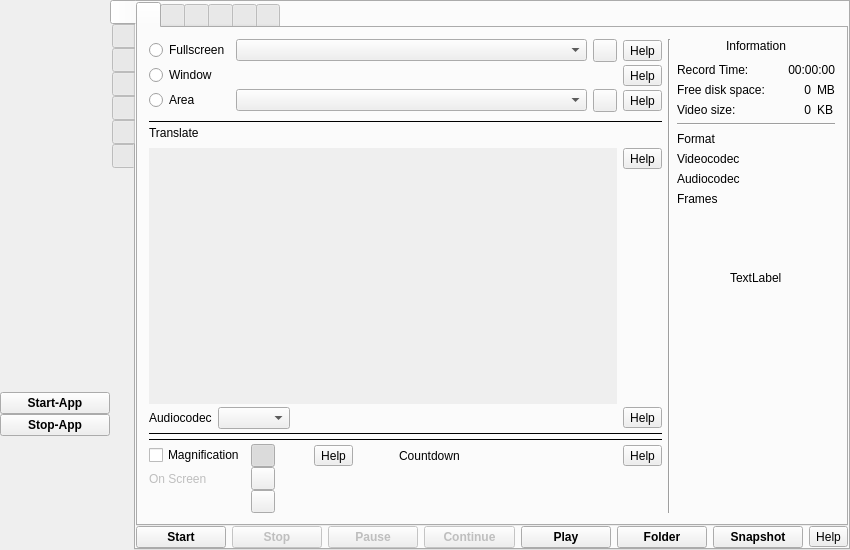
This is src/formMainWindow.ui in vkohaupt/vokoscreenNG as Qt 5 draws it before an edit. The edited form follows.
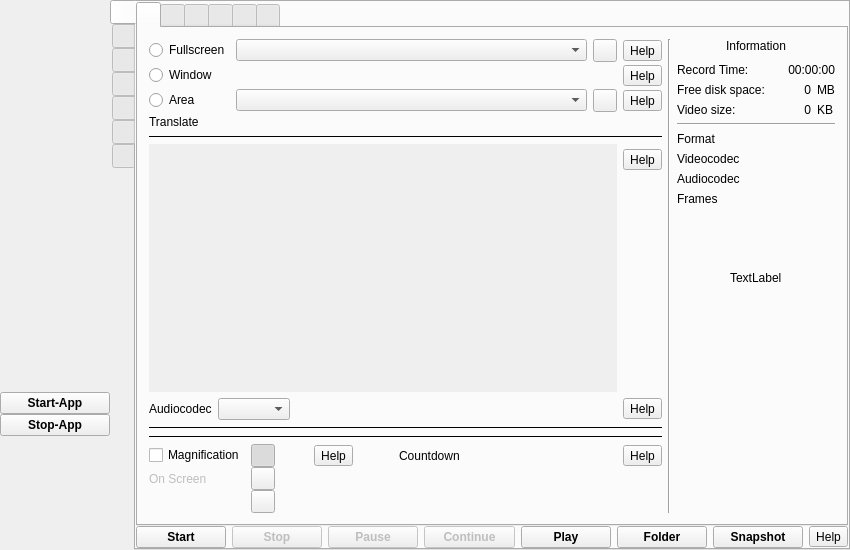
This is the edited form. The open tabs and pages were chosen to show the change. Icons and pictures are not drawn.

What changed in the file:
```diff
--- a/src/formMainWindow.ui
+++ b/src/formMainWindow.ui
@@ -421,7 +421,7 @@
             <item>
              <layout class="QVBoxLayout" name="verticalLayout_7">
               <property name="spacing">
-               <number>3</number>
+               <number>6</number>
               </property>
               <item>
                <layout class="QGridLayout" name="gridLayout_3">
@@ -431,6 +431,19 @@
                 <property name="verticalSpacing">
                  <number>3</number>
                 </property>
+                <item row="3" column="0" colspan="4">
+                 <widget class="QLabel" name="label_translate">
+                  <property name="text">
+                   <string notr="true">Translate</string>
+                  </property>
+                  <property name="wordWrap">
+                   <bool>true</bool>
+                  </property>
+                  <property name="openExternalLinks">
+                   <bool>true</bool>
+                  </property>
+                 </widget>
+                </item>
                 <item row="2" column="2">
                  <widget class="QToolButton" name="toolButtonScreencastAreaReset">
                   <property name="toolTip">
@@ -455,65 +468,6 @@
                   </property>
                  </widget>
                 </item>
-                <item row="2" column="0">
-                 <widget class="QRadioButton" name="radioButtonScreencastArea">
-                  <property name="text">
-                   <string>Area</string>
-                  </property>
-                  <attribute name="buttonGroup">
-                   <string notr="true">buttonGroup</string>
-                  </attribute>
-                 </widget>
-                </item>
-                <item row="6" column="1">
-                 <spacer name="verticalSpacer_13">
-                  <property name="orientation">
-                   <enum>Qt::Vertical</enum>
-                  </property>
-                  <property name="sizeType">
-                   <enum>QSizePolicy::Maximum</enum>
-                  </property>
-                  <property name="sizeHint" stdset="0">
-                   <size>
-                    <width>20</width>
-                    <height>5</height>
-                   </size>
-                  </property>
-                 </spacer>
-                </item>
-                <item row="2" column="3">
-                 <widget class="QToolButton" name="help_screencast_area">
-                  <property name="toolTip">
-                   <string>Help</string>
-                  </property>
-                  <property name="text">
-                   <string notr="true">Help</string>
-                  </property>
-                 </widget>
-                </item>
-                <item row="3" column="1">
-                 <spacer name="verticalSpacer">
-                  <property name="orientation">
-                   <enum>Qt::Vertical</enum>
-                  </property>
-                  <property name="sizeType">
-                   <enum>QSizePolicy::Maximum</enum>
-                  </property>
-                  <property name="sizeHint" stdset="0">
-                   <size>
-                    <width>20</width>
-                    <height>5</height>
-                   </size>
-                  </property>
-                 </spacer>
-                </item>
-                <item row="2" column="1">
-                 <widget class="QComboBox" name="comboBoxScreencastScreenArea">
-                  <property name="sizeAdjustPolicy">
-                   <enum>QComboBox::AdjustToContents</enum>
-                  </property>
-                 </widget>
-                </item>
                 <item row="0" column="0">
                  <widget class="QRadioButton" name="radioButtonScreencastFullscreen">
                   <property name="text">
@@ -524,32 +478,35 @@
                   </attribute>
                  </widget>
                 </item>
-                <item row="8" column="3">
-                 <layout class="QVBoxLayout" name="verticalLayout_15">
-                  <item>
-                   <widget class="QToolButton" name="help_screencast_audio">
-                    <property name="toolTip">
-                     <string>Help</string>
-                    </property>
-                    <property name="text">
-                     <string notr="true">Help</string>
-                    </property>
-                   </widget>
-                  </item>
-                  <item>
-                   <spacer name="verticalSpacer_28">
-                    <property name="orientation">
-                     <enum>Qt::Vertical</enum>
-                    </property>
-                    <property name="sizeHint" stdset="0">
-                     <size>
-                      <width>20</width>
-                      <height>40</height>
-                     </size>
-                    </property>
-                   </spacer>
-                  </item>
-                 </layout>
+                <item row="0" column="3">
+                 <widget class="QToolButton" name="help_screencast_fullscreen">
+                  <property name="toolTip">
+                   <string>Help</string>
+                  </property>
+                  <property name="text">
+                   <string notr="true">Help</string>
+                  </property>
+                 </widget>
+                </item>
+                <item row="0" column="1">
+                 <widget class="QComboBox" name="comboBoxScreencastScreen">
+                  <property name="sizePolicy">
+                   <sizepolicy hsizetype="Expanding" vsizetype="Fixed">
+                    <horstretch>0</horstretch>
+                    <verstretch>0</verstretch>
+                   </sizepolicy>
+                  </property>
+                  <property name="sizeAdjustPolicy">
+                   <enum>QComboBox::AdjustToContents</enum>
+                  </property>
+                 </widget>
+                </item>
+                <item row="2" column="1">
+                 <widget class="QComboBox" name="comboBoxScreencastScreenArea">
+                  <property name="sizeAdjustPolicy">
+                   <enum>QComboBox::AdjustToContents</enum>
+                  </property>
+                 </widget>
                 </item>
                 <item row="1" column="0">
                  <widget class="QRadioButton" name="radioButtonScreencastWindow">
@@ -561,27 +518,14 @@
                   </attribute>
                  </widget>
                 </item>
-                <item row="4" column="0" colspan="4">
-                 <widget class="Line" name="line_7">
-                  <property name="frameShadow">
-                   <enum>QFrame::Plain</enum>
-                  </property>
-                  <property name="orientation">
-                   <enum>Qt::Horizontal</enum>
-                  </property>
-                 </widget>
-                </item>
-                <item row="5" column="0" colspan="4">
-                 <widget class="QLabel" name="label_translate">
+                <item row="2" column="0">
+                 <widget class="QRadioButton" name="radioButtonScreencastArea">
                   <property name="text">
-                   <string notr="true">Translate</string>
+                   <string>Area</string>
                   </property>
-                  <property name="wordWrap">
-                   <bool>true</bool>
-                  </property>
-                  <property name="openExternalLinks">
-                   <bool>true</bool>
-                  </property>
+                  <attribute name="buttonGroup">
+                   <string notr="true">buttonGroup</string>
+                  </attribute>
                  </widget>
                 </item>
                 <item row="0" column="2">
@@ -598,7 +542,111 @@
                   </property>
                  </widget>
                 </item>
-                <item row="10" column="0" colspan="4">
+                <item row="2" column="3">
+                 <widget class="QToolButton" name="help_screencast_area">
+                  <property name="toolTip">
+                   <string>Help</string>
+                  </property>
+                  <property name="text">
+                   <string notr="true">Help</string>
+                  </property>
+                 </widget>
+                </item>
+               </layout>
+              </item>
+              <item>
+               <widget class="Line" name="line_7">
+                <property name="frameShadow">
+                 <enum>QFrame::Plain</enum>
+                </property>
+                <property name="orientation">
+                 <enum>Qt::Horizontal</enum>
+                </property>
+               </widget>
+              </item>
+              <item>
+               <layout class="QVBoxLayout" name="verticalLayout_5">
+                <item>
+                 <layout class="QHBoxLayout" name="horizontalLayout_34">
+                  <item>
+                   <widget class="QScrollArea" name="scrollAreaAudioDevice">
+                    <property name="sizePolicy">
+                     <sizepolicy hsizetype="Expanding" vsizetype="Preferred">
+                      <horstretch>0</horstretch>
+                      <verstretch>0</verstretch>
+                     </sizepolicy>
+                    </property>
+                    <property name="accessibleName">
+                     <string notr="true"/>
+                    </property>
+                    <property name="frameShape">
+                     <enum>QFrame::NoFrame</enum>
+                    </property>
+                    <property name="horizontalScrollBarPolicy">
+                     <enum>Qt::ScrollBarAsNeeded</enum>
+                    </property>
+                    <property name="widgetResizable">
+                     <bool>true</bool>
+                    </property>
+                    <property name="alignment">
+                     <set>Qt::AlignLeading|Qt::AlignLeft|Qt::AlignTop</set>
+                    </property>
+                    <widget class="QWidget" name="scrollAreaWidgetContentsAudioDevices">
+                     <property name="geometry">
+                      <rect>
+                       <x>0</x>
+                       <y>0</y>
+                       <width>456</width>
+                       <height>186</height>
+                      </rect>
+                     </property>
+                     <property name="accessibleName">
+                      <string notr="true"/>
+                     </property>
+                     <layout class="QVBoxLayout" name="verticalLayoutAudioDevices">
+                      <property name="leftMargin">
+                       <number>0</number>
+                      </property>
+                      <property name="bottomMargin">
+                       <number>0</number>
+                      </property>
+                     </layout>
+                    </widget>
+                   </widget>
+                  </item>
+                  <item>
+                   <layout class="QVBoxLayout" name="verticalLayout_15">
+                    <property name="topMargin">
+                     <number>5</number>
+                    </property>
+                    <item>
+                     <widget class="QToolButton" name="help_screencast_audio">
+                      <property name="toolTip">
+                       <string>Help</string>
+                      </property>
+                      <property name="text">
+                       <string notr="true">Help</string>
+                      </property>
+                     </widget>
+                    </item>
+                    <item>
+                     <spacer name="verticalSpacer_28">
+                      <property name="orientation">
+                       <enum>Qt::Vertical</enum>
+                      </property>
+                      <property name="sizeHint" stdset="0">
+                       <size>
+                        <width>20</width>
+                        <height>40</height>
+                       </size>
+                      </property>
+                     </spacer>
+                    </item>
+                   </layout>
+                  </item>
+                 </layout>
+                </item>
+                <item>
                  <layout class="QHBoxLayout" name="horizontalLayout_37">
                   <item>
                    <widget class="QLabel" name="labelAudioCodec">
@@ -639,75 +687,6 @@
                   </item>
                  </layout>
                 </item>
-                <item row="0" column="3">
-                 <widget class="QToolButton" name="help_screencast_fullscreen">
-                  <property name="toolTip">
-                   <string>Help</string>
-                  </property>
-                  <property name="text">
-                   <string notr="true">Help</string>
-                  </property>
-                 </widget>
-                </item>
-                <item row="0" column="1">
-                 <widget class="QComboBox" name="comboBoxScreencastScreen">
-                  <property name="sizePolicy">
-                   <sizepolicy hsizetype="Expanding" vsizetype="Fixed">
-                    <horstretch>0</horstretch>
-                    <verstretch>0</verstretch>
-                   </sizepolicy>
-                  </property>
-                  <property name="sizeAdjustPolicy">
-                   <enum>QComboBox::AdjustToContents</enum>
-                  </property>
-                 </widget>
-                </item>
-                <item row="8" column="0" colspan="3">
-                 <widget class="QScrollArea" name="scrollAreaAudioDevice">
-                  <property name="sizePolicy">
-                   <sizepolicy hsizetype="Expanding" vsizetype="Preferred">
-                    <horstretch>0</horstretch>
-                    <verstretch>0</verstretch>
-                   </sizepolicy>
-                  </property>
-                  <property name="accessibleName">
-                   <string notr="true"/>
-                  </property>
-                  <property name="frameShape">
-                   <enum>QFrame::NoFrame</enum>
-                  </property>
-                  <property name="horizontalScrollBarPolicy">
-                   <enum>Qt::ScrollBarAsNeeded</enum>
-                  </property>
-                  <property name="widgetResizable">
-                   <bool>true</bool>
-                  </property>
-                  <property name="alignment">
-                   <set>Qt::AlignLeading|Qt::AlignLeft|Qt::AlignTop</set>
-                  </property>
-                  <widget class="QWidget" name="scrollAreaWidgetContentsAudioDevices">
-                   <property name="geometry">
-                    <rect>
-                     <x>0</x>
-                     <y>0</y>
-                     <width>466</width>
-                     <height>209</height>
-                    </rect>
-                   </property>
-                   <property name="accessibleName">
-                    <string notr="true"/>
-                   </property>
-                   <layout class="QVBoxLayout" name="verticalLayoutAudioDevices">
-                    <property name="leftMargin">
-                     <number>0</number>
-                    </property>
-                    <property name="bottomMargin">
-                     <number>0</number>
-                    </property>
-                   </layout>
-                  </widget>
-                 </widget>
-                </item>
                </layout>
               </item>
               <item>
```
Left out of the diff: 186 changed lines with no effect on the pictures.
